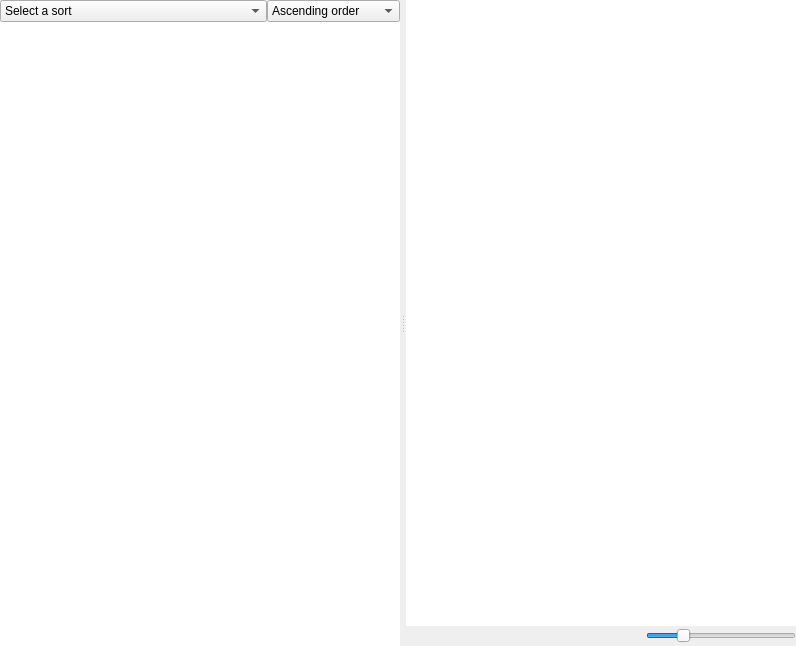
Qt form resources/forms/documents.ui (Sankore/Sankore-3.1) before a commit.
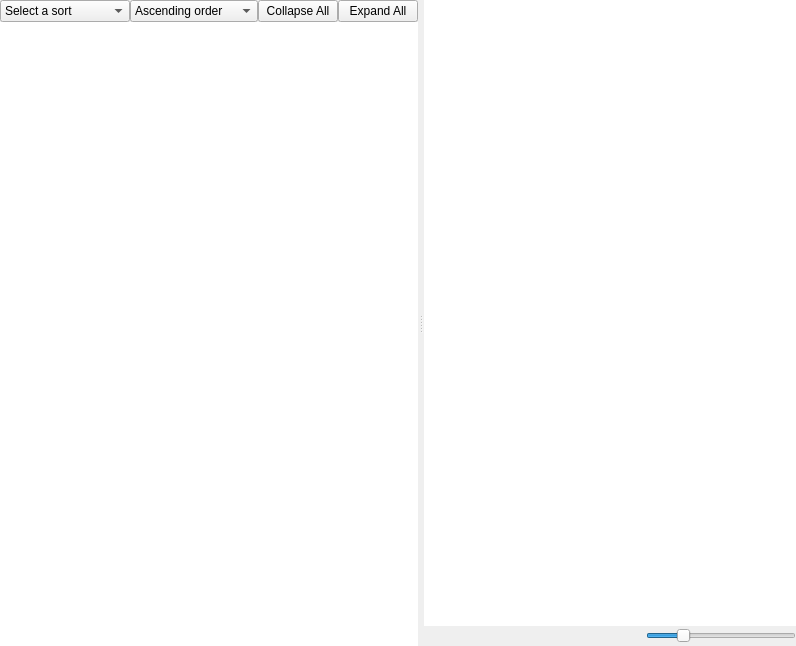
The same form after that commit. Custom widgets are drawn as their Qt base class.

Commit message: Correction du tri alphabétique (tri non-sensible à la casse) Ajout des boutons "tout replier" / "tout déplier"

```diff
--- a/resources/forms/documents.ui
+++ b/resources/forms/documents.ui
@@ -57,7 +57,7 @@
              <widget class="QComboBox" name="sortKind">
               <property name="sizePolicy">
                <sizepolicy hsizetype="Preferred" vsizetype="Fixed">
-                <horstretch>2</horstretch>
+                <horstretch>4</horstretch>
                 <verstretch>0</verstretch>
                </sizepolicy>
               </property>
@@ -87,7 +87,7 @@
              <widget class="QComboBox" name="sortOrder">
               <property name="sizePolicy">
                <sizepolicy hsizetype="Preferred" vsizetype="Fixed">
-                <horstretch>1</horstretch>
+                <horstretch>2</horstretch>
                 <verstretch>0</verstretch>
                </sizepolicy>
               </property>
@@ -103,6 +103,32 @@
               </item>
              </widget>
             </item>
+            <item>
+             <widget class="QPushButton" name="collapseAll">
+              <property name="sizePolicy">
+               <sizepolicy hsizetype="Fixed" vsizetype="Fixed">
+                <horstretch>1</horstretch>
+                <verstretch>0</verstretch>
+               </sizepolicy>
+              </property>
+              <property name="text">
+               <string>Collapse All</string>
+              </property>
+             </widget>
+            </item>
+            <item>
+             <widget class="QPushButton" name="expandAll">
+              <property name="sizePolicy">
+               <sizepolicy hsizetype="Minimum" vsizetype="Fixed">
+                <horstretch>1</horstretch>
+                <verstretch>0</verstretch>
+               </sizepolicy>
+              </property>
+              <property name="text">
+               <string>Expand All</string>
+              </property>
+             </widget>
+            </item>
            </layout>
           </item>
           <item>
```
The commit also changes 3 other files.
